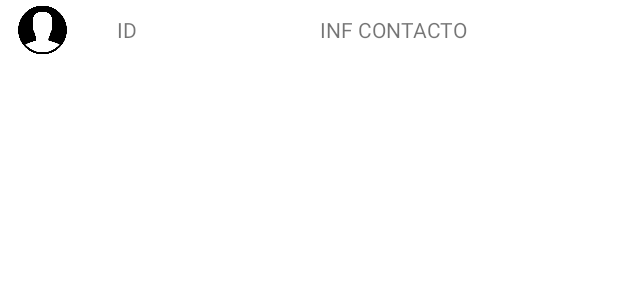
After one commit to Jacarrilloc/CompuMovilTrabajos, an Android app: the layout item_contactos.xml on its own in the app's theme, with its tools: preview values and no code run, on a phone screen of 412 x 824 dp. The commit adds this screen. Shown: the top 300 px of the screen. Run offline under Robolectric (Android 15) with nearby library versions, the phone set to English and light mode, and no system bars.

Commit message:
Contactos Actulaizado
Falta corregir la solicitud del permiso

```diff
--- a/Taller 2 CompuMovil/app/src/main/AndroidManifest.xml
+++ b/Taller 2 CompuMovil/app/src/main/AndroidManifest.xml
@@ -1,6 +1,8 @@
 <?xml version="1.0" encoding="utf-8"?>
 <manifest xmlns:android="http://schemas.android.com/apk/res/android"
     package="com.example.taller2">
+
+    <uses-permission android:name="android.permission.READ_CONTACTS" />
 
     <application
         android:allowBackup="true"
--- a/Taller 2 CompuMovil/app/src/main/res/layout/activity_main.xml
+++ b/Taller 2 CompuMovil/app/src/main/res/layout/activity_main.xml
@@ -14,6 +14,7 @@
         android:layout_height="80dp"
         android:layout_marginTop="120dp"
         android:scaleType="fitCenter"
+        app:layout_constraintEnd_toEndOf="parent"
         app:layout_constraintStart_toStartOf="parent"
         app:layout_constraintTop_toTopOf="parent"
         app:srcCompat="@drawable/camara" />
@@ -24,6 +25,7 @@
         android:layout_height="80dp"
         android:layout_marginTop="100dp"
         android:scaleType="fitCenter"
+        app:layout_constraintEnd_toEndOf="parent"
         app:layout_constraintStart_toStartOf="parent"
         app:layout_constraintTop_toBottomOf="@+id/botonCamara"
         app:srcCompat="@drawable/contacto" />
@@ -34,6 +36,7 @@
         android:layout_height="80dp"
         android:layout_marginTop="100dp"
         android:scaleType="fitCenter"
+        app:layout_constraintEnd_toEndOf="parent"
         app:layout_constraintStart_toStartOf="parent"
         app:layout_constraintTop_toBottomOf="@+id/botonContacto"
         app:srcCompat="@drawable/ubicacion" />
--- /dev/null
+++ b/Taller 2 CompuMovil/app/src/main/res/layout/item_contactos.xml
@@ -0,0 +1,33 @@
+<?xml version="1.0" encoding="utf-8"?>
+<LinearLayout xmlns:android="http://schemas.android.com/apk/res/android"
+    xmlns:app="http://schemas.android.com/apk/res-auto"
+    android:layout_width="match_parent"
+    android:layout_height="match_parent"
+    android:orientation="horizontal">
+
+
+    <ImageView
+        android:id="@+id/icono"
+        android:layout_width="0dp"
+        android:layout_height="40dp"
+        android:layout_weight="0.2"
+        app:srcCompat="@drawable/icono_contacto_lista" />
+
+    <TextView
+        android:id="@+id/idContacto"
+        android:layout_width="0dp"
+        android:layout_height="40dp"
+        android:layout_weight="0.2"
+        android:textAlignment="center"
+        android:gravity="center"
+        android:text="ID" />
+
+    <TextView
+        android:id="@+id/nombreContacto"
+        android:layout_width="wrap_content"
+        android:layout_height="40dp"
+        android:layout_weight="0.7"
+        android:textAlignment="center"
+        android:gravity="center|left"
+        android:text="INF CONTACTO" />
+</LinearLayout>
```
Also changed, not shown: Taller 2 CompuMovil/app/src/main/java/com/example/taller2/ContactosActividad.java (+54 -0 lines), Taller 2 CompuMovil/app/src/main/java/com/example/taller2/ContactsAdapter.java (added, +31 -0 lines), Taller 2 CompuMovil/app/src/main/res/layout/activity_contactos_actividad.xml (+7 -0 lines), Taller 2 CompuMovil/app/src/main/res/drawable/icono_contacto_lista.png (added).
